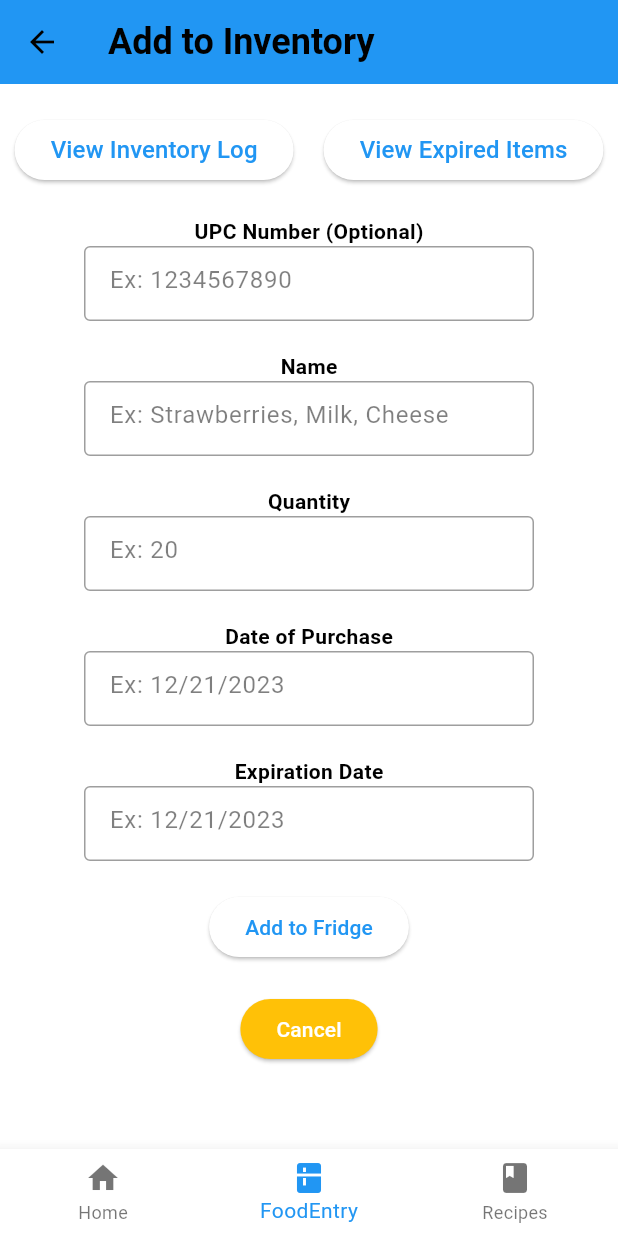
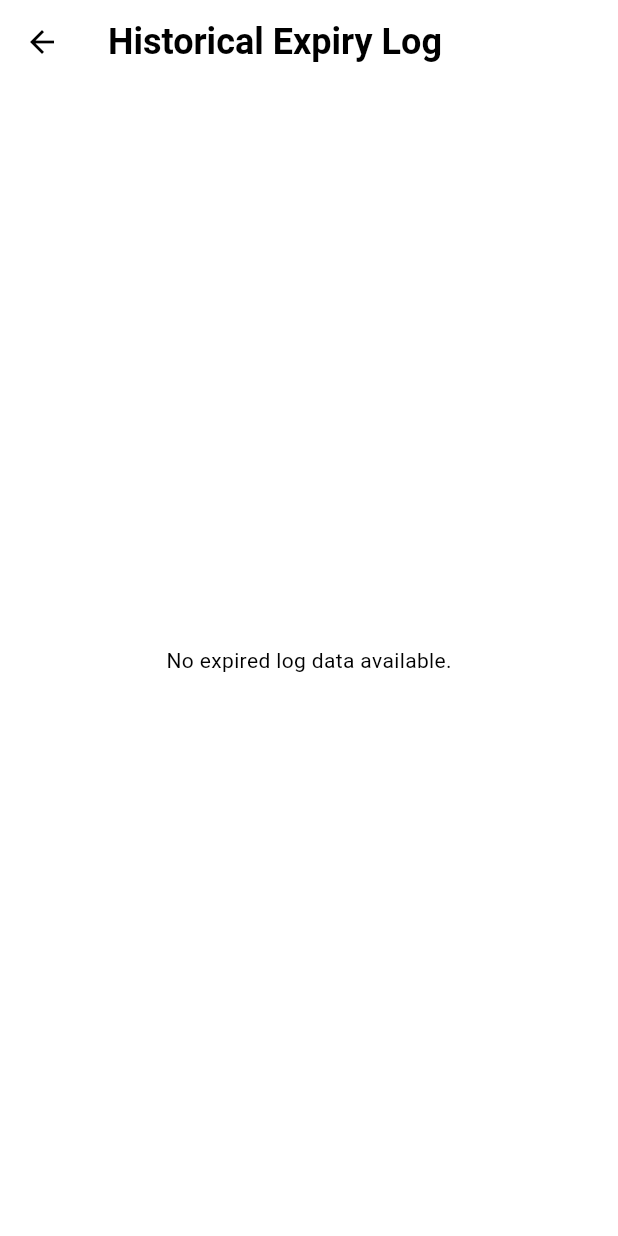
Before and after one commit to Logan-Staley/The-FridgeMasters, a Flutter app: the FoodEntry screen opened directly, item 2 of the bottom bar chosen, after a tap on "View Expired Items", on a phone screen of 412 x 824 dp. Run offline on Flutter 3.47's test engine with Material 3 defaults, Android fonts, the light colour scheme and no system bars; our stand-ins replace audioplayers, flutter_dotenv, flutter_secure_storage, flutter_svg, google_fonts, path_drawing and 2 more; accounts and stored records are empty; Roboto replaces fonts that are missing (Calligraffitti); project files that could hold a hidden picture were left out.

Commit message:
Added expiry log page

```diff
--- /dev/null
+++ b/Project/lib/ExpiryLog.dart
@@ -0,0 +1,81 @@
+import 'dart:io';
+import 'package:flutter/material.dart';
+import 'package:google_fonts/google_fonts.dart';
+import 'package:intl/intl.dart'; // Import intl package for date formatting
+import 'main.dart'; // Import to access the global logFile variable
+
+class ExpiryLog extends StatefulWidget {
+  @override
+  _ExpiryLogState createState() => _ExpiryLogState();
+}
+
+class _ExpiryLogState extends State<ExpiryLog> {
+  List<String> logEntries = [];
+  final DateFormat dateFormat =
+      DateFormat('yyyy-MM-dd'); // Define the date format
+  final RegExp dateRegex = RegExp(
+      r'Expiration Date: (\d{4}-\d{2}-\d{2})'); // Regular expression to extract the date
+
+  @override
+  void initState() {
+    super.initState();
+    _loadLog();
+  }
+
+  Future<void> _loadLog() async {
+    try {
+      String fileContents = await logFile.readAsString();
+      List<String> allEntries = fileContents.split('\n');
+      DateTime now = DateTime.now();
+
+      setState(() {
+        // Filter entries to only include expired ones
+        logEntries = allEntries.where((entry) {
+          var matches = dateRegex.firstMatch(entry);
+          if (matches != null && matches.groupCount >= 1) {
+            DateTime entryDate = dateFormat.parse(matches.group(1)!);
+            return entryDate
+                .isBefore(now); // Check if the date is before current date
+          }
+          return false;
+        }).toList();
+      });
+    } catch (e) {
+      print('Error reading log file: $e');
+      setState(() {
+        logEntries = ['Error loading log contents.'];
+      });
+    }
+  }
+
+  @override
+  Widget build(BuildContext context) {
+    return Scaffold(
+      appBar: AppBar(
+        title: Text(
+          'Historical Expiry Log',
+          style: GoogleFonts.calligraffitti(
+            fontSize: 24.0,
+            fontWeight: FontWeight.bold,
+          ),
+        ),
+      ),
+      body: logEntries.isEmpty
+          ? Center(child: Text('No expired log data available.'))
+          : ListView.builder(
+              padding: const EdgeInsets.all(8.0),
+              itemCount: logEntries.length,
+              itemBuilder: (BuildContext context, int index) {
+                return Card(
+                  child: ListTile(
+                    title: Text(
+                      logEntries[index],
+                      style: TextStyle(fontSize: 16.0),
+                    ),
+                  ),
+                );
+              },
+            ),
+    );
+  }
+}
--- a/Project/lib/foodentry.dart
+++ b/Project/lib/foodentry.dart
@@ -1,4 +1,5 @@
 import 'dart:convert';
+import 'package:fridgemasters/ExpiryLog.dart';
 import 'package:google_fonts/google_fonts.dart';
 import 'package:flutter/material.dart';
 import 'package:fridgemasters/Services/storage_service.dart';
@@ -390,12 +391,15 @@ class _FoodEntryState extends State<FoodEntry> {
                             ),
                           ),
                           SizedBox(
-                            width: 20), // Add some spacing between the buttons
+                              width:
+                                  20), // Add some spacing between the buttons
                           ElevatedButton(
                             onPressed: () {
-                            /*MaterialPageRoute(
+                              Navigator.push(
+                                  context,
+                                  MaterialPageRoute(
                                       builder: (context) =>
-                                   Log());*/ //  button click
+                                          ExpiryLog())); // Navigate to InventoryLog
                             },
                             child: Text(
                               'View Expired Items',
@@ -406,7 +410,8 @@ class _FoodEntryState extends State<FoodEntry> {
                         ],
                       ),
                       SizedBox(
-                        height: 20), // Add spacing between buttons row and text
+                          height:
+                              20), // Add spacing between buttons row and text
                     ],
                   ),
                   Text(
```
Lines whose indentation alone changed are shown as unchanged.
